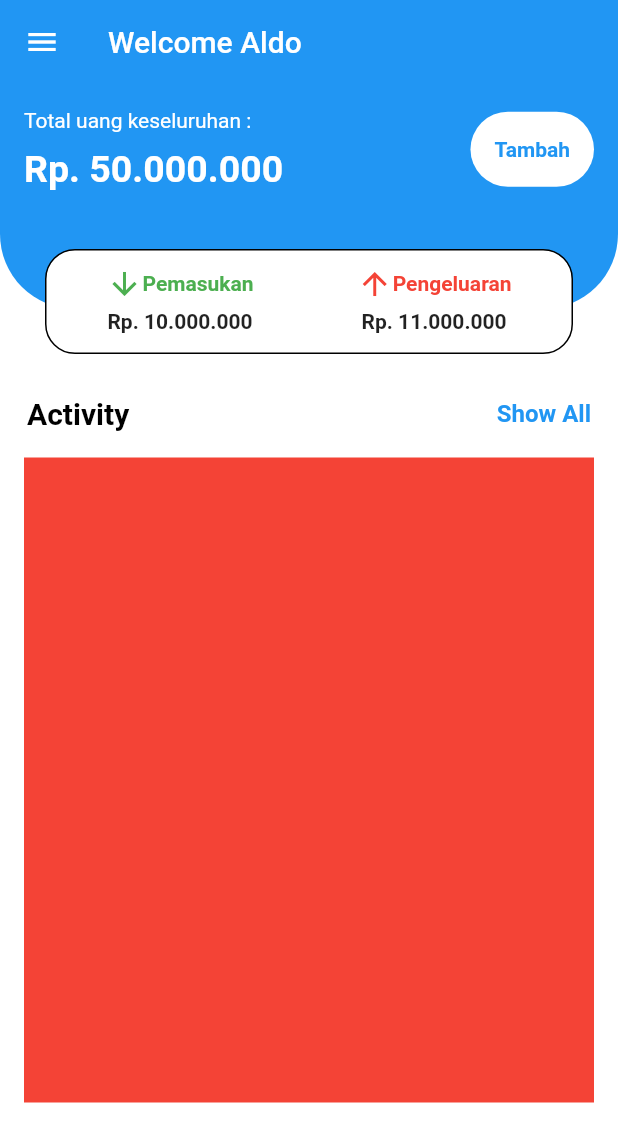
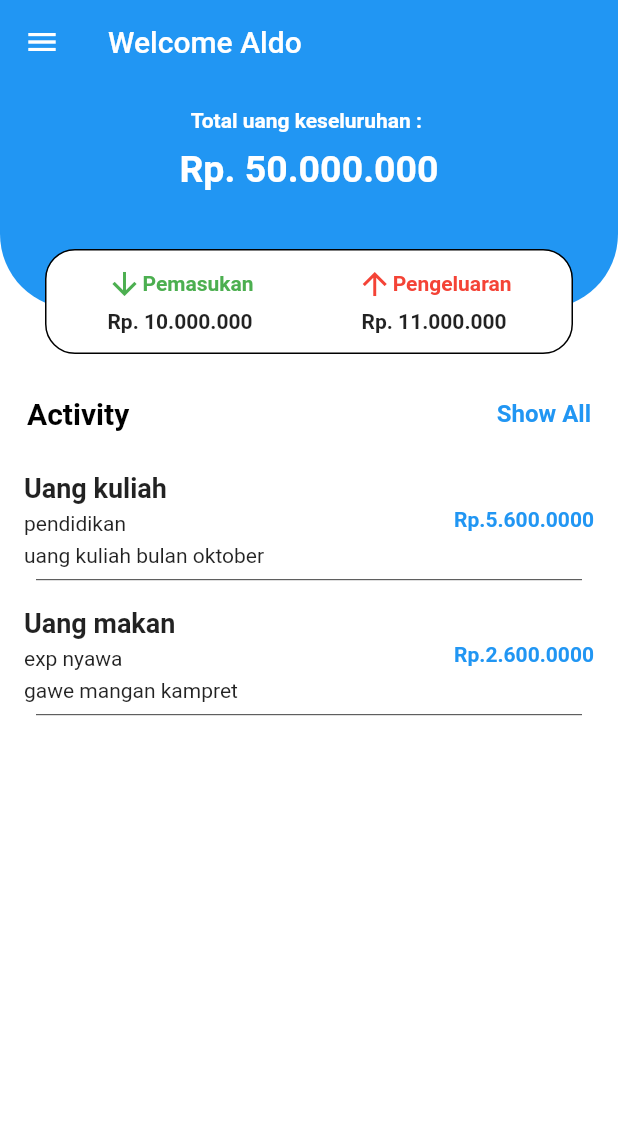
Before and after one commit to AldoReghan/nabungskuy, a Flutter app: the screen it shows after launch, on a phone screen of 412 x 824 dp. Shown: the top 1142 px of the screen. Run offline on Flutter 3.47's test engine with Material 2 defaults, Android fonts, the phone set to English and light mode, and no system bars.

```diff
--- a/lib/main.dart
+++ b/lib/main.dart
@@ -50,14 +50,16 @@ class _HomeState extends State<Home> {
                       Padding(
                           padding: EdgeInsets.all(16),
                           child: Row(
+                            mainAxisAlignment: MainAxisAlignment.center,
                             children: [
                               Container(
                                 child: Column(
-                                  crossAxisAlignment: CrossAxisAlignment.start,
                                   children: [
                                     Text(
                                       'Total uang keseluruhan : ',
-                                      style: TextStyle(color: Colors.white),
+                                      style: TextStyle(
+                                          color: Colors.white,
+                                          fontWeight: FontWeight.bold),
                                     ),
                                     SizedBox(
                                       height: 10,
@@ -72,21 +74,6 @@ class _HomeState extends State<Home> {
                                   ],
                                 ),
                               ),
-                              Spacer(),
-                              Container(
-                                  padding: EdgeInsets.all(16),
-                                  decoration: BoxDecoration(
-                                      color: Colors.white,
-                                      borderRadius: BorderRadius.circular(50)),
-                                  height: 50,
-                                  child: Center(
-                                    child: Text(
-                                      "Tambah",
-                                      style: TextStyle(
-                                          color: Colors.blue,
-                                          fontWeight: FontWeight.bold),
-                                    ),
-                                  ))
                             ],
                           ))
                     ],
@@ -110,19 +97,25 @@ class _HomeState extends State<Home> {
                             children: [
                               Row(
                                 children: [
-                                  Icon(Icons.arrow_downward, color: Colors.green,),
-                                  Text('Pemasukan', style: TextStyle(
-                                      color: Colors.green,
-                                      fontWeight: FontWeight.bold
-                                  ),),
+                                  Icon(
+                                    Icons.arrow_downward,
+                                    color: Colors.green,
+                                  ),
+                                  Text(
+                                    'Pemasukan',
+                                    style: TextStyle(
+                                        color: Colors.green,
+                                        fontWeight: FontWeight.bold),
+                                  ),
                                 ],
                               ),
                               SizedBox(
                                 height: 5,
                               ),
-                              Text('Rp. 10.000.000', style: TextStyle(
-                                fontWeight: FontWeight.bold
-                              ),)
+                              Text(
+                                'Rp. 10.000.000',
+                                style: TextStyle(fontWeight: FontWeight.bold),
+                              )
                             ],
                           ),
                         ),
@@ -133,19 +126,27 @@ class _HomeState extends State<Home> {
                             children: [
                               Row(
                                 children: [
-                                  Icon(Icons.arrow_upward, color: Colors.red,),
-                                  Text('Pengeluaran', style: TextStyle(
-                                      color: Colors.red,
-                                      fontWeight: FontWeight.bold
-                                  ),),
+                                  Icon(
+                                    Icons.arrow_upward,
+                                    color: Colors.red,
+                                  ),
+                                  Text(
+                                    'Pengeluaran',
+                                    style: TextStyle(
+                                        color: Colors.red,
+                                        fontWeight: FontWeight.bold),
+                                  ),
                                 ],
                               ),
                               SizedBox(
                                 height: 5,
                               ),
-                              Text('Rp. 11.000.000',style: TextStyle(
-                                  fontWeight: FontWeight.bold
-                              ),)
+                              Text(
+                                'Rp. 11.000.000',
+                                style: TextStyle(
+                                  fontWeight: FontWeight.bold,
+                                ),
+                              )
                             ],
                           ),
                         )
@@ -183,11 +184,103 @@ class _HomeState extends State<Home> {
               ),
             ),
             Padding(
-              padding: const EdgeInsets.only(left:16.0, right: 16.0),
+              padding: const EdgeInsets.only(left: 16.0, right: 16.0),
               child: Container(
                 height: 430,
-                color: Colors.red,
-                child: ListView(),
+                child: ListView(
+                  children: [
+                    GestureDetector(
+                      onTap: () => print("object"),
+                      child: Container(
+                        margin: EdgeInsets.only(top: 10),
+                        child: Row(
+                          children: [
+                            Container(
+                              child: Column(
+                                crossAxisAlignment: CrossAxisAlignment.start,
+                                children: [
+                                  Text(
+                                    "Uang kuliah",
+                                    style: TextStyle(
+                                        fontSize: 18,
+                                        fontWeight: FontWeight.bold),
+                                  ),
+                                  SizedBox(height: 5),
+                                  Text("pendidikan"),
+                                  SizedBox(height: 5),
+                                  Text(
+                                    "uang kuliah bulan oktober",
+                                    textAlign: TextAlign.left,
+                                  )
+                                ],
+                              ),
+                            ),
+                            Spacer(),
+                            Text(
+                              "Rp.5.600.0000",
+                              style: TextStyle(
+                                  color: Colors.blue,
+                                  fontWeight: FontWeight.bold),
+                            ),
+                          ],
+                        ),
+                      ),
+                    ),
+                    Padding(
+                      padding: const EdgeInsets.all(8.0),
+                      child: Divider(
+                        color: Colors.black,
+                        height: 1,
+                        thickness: 0.5,
+                      ),
+                    ),
+                    GestureDetector(
+                      onTap: () => print("object"),
+                      child: Container(
+                        margin: EdgeInsets.only(top: 10),
+                        child: Row(
+                          children: [
+                            Container(
+                              child: Column(
+                                crossAxisAlignment: CrossAxisAlignment.start,
+                                children: [
+                                  Text(
+                                    "Uang makan",
+                                    style: TextStyle(
+                                        fontSize: 18,
+                                        fontWeight: FontWeight.bold),
+                                  ),
+                                  SizedBox(height: 5),
+                                  Text("exp nyawa"),
+                                  SizedBox(height: 5),
+                                  Text(
+                                    "gawe mangan kampret",
+                                    textAlign: TextAlign.left,
+                                  )
+                                ],
+                              ),
+                            ),
+                            Spacer(),
+                            Text(
+                              "Rp.2.600.0000",
+                              style: TextStyle(
+                                  color: Colors.blue,
+                                  fontWeight: FontWeight.bold),
+                            ),
+                          ],
+                        ),
+                      ),
+                    ),
+                    Padding(
+                      padding: const EdgeInsets.all(8.0),
+                      child: Divider(
+                        color: Colors.black,
+                        height: 1,
+                        thickness: 0.5,
+                      ),
+                    ),
+                  ],
+                ),
               ),
             )
           ],
```
Also changed, not shown: lib/page/login.dart (added), lib/page/register.dart (added), lib/page/show_all.dart (added), 2 other files.
